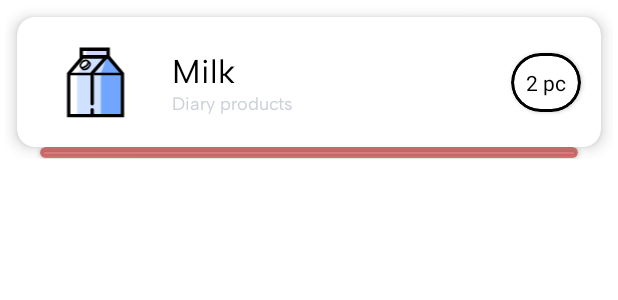
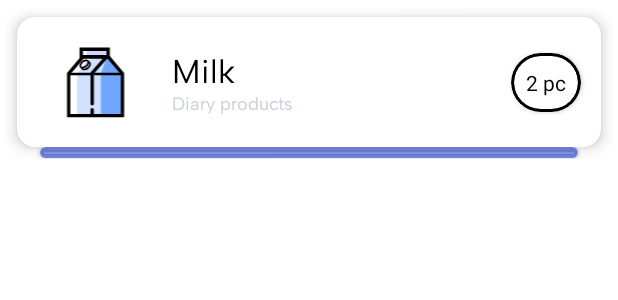
Before and after one commit to oduwairi/SmartShoppingList-NEU, an Android app: the layout item_shopping_card.xml on its own in the app's theme, with its tools: preview values and no code run, on a phone screen of 412 x 824 dp. Shown: the top 300 px of the screen. Run offline under Robolectric (Android 15) with nearby library versions, the phone set to English and light mode, and no system bars; Roboto replaces fonts that are not available here.

```diff
--- a/app/src/main/res/layout/item_shopping_card.xml
+++ b/app/src/main/res/layout/item_shopping_card.xml
@@ -12,7 +12,7 @@
         android:layout_height="7dp"
         android:layout_marginStart="15dp"
         android:layout_marginEnd="15dp"
-        app:cardBackgroundColor="@color/priority_high"
+        app:cardBackgroundColor="#7F0027D3"
         app:cardCornerRadius="6dp"
         app:layout_constraintEnd_toEndOf="@id/itemCardView"
         app:layout_constraintStart_toStartOf="@id/itemCardView"
--- a/app/src/main/res/values/colors.xml
+++ b/app/src/main/res/values/colors.xml
@@ -25,8 +25,8 @@
 
     <color name="hint_text">#CCD1D9</color>">
 
-    <color name="priority_high">#7FC50000</color>">
+    <color name="priority_high">#7FFF0000</color>">
     <color name="priority_medium">#7FFADC00</color>">
-    <color name="priority_low">#7F16CE02</color>">
+    <color name="priority_low">#7F0027D3</color>">
 
 </resources>
```
Also changed, not shown: 4 other files.
